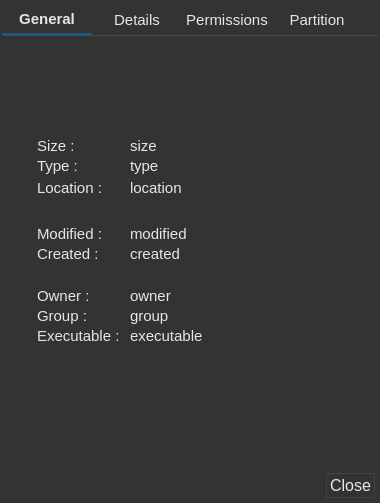
Old version of the form app/corefm/propertiesw.ui in the repository rahmanshaber/corebox.
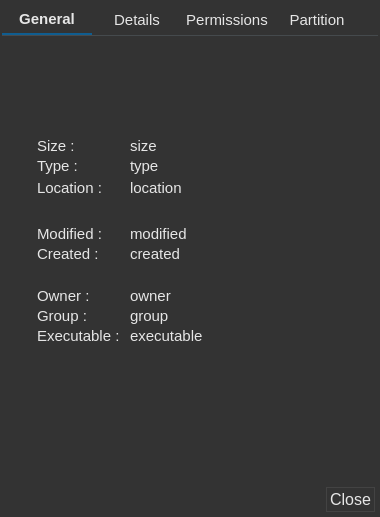
New version of the form. Icons and pictures are not drawn.

Patch:
```diff
--- a/app/corefm/propertiesw.ui
+++ b/app/corefm/propertiesw.ui
@@ -7,7 +7,7 @@
     <x>0</x>
     <y>0</y>
     <width>380</width>
-    <height>503</height>
+    <height>517</height>
    </rect>
   </property>
   <property name="sizePolicy">
```
